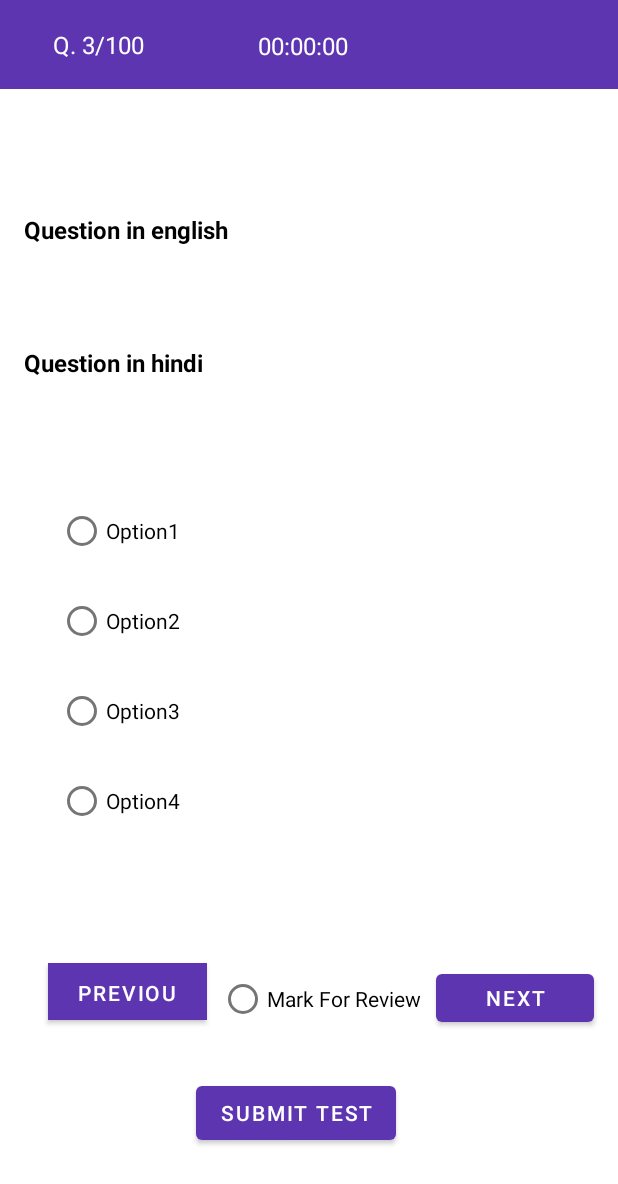
After one commit to nitishsonone/LocoInsight, an Android app: the mcq screen opened directly, with no data from a screen before it, on a phone screen of 412 x 824 dp. The commit adds this screen. Shown: the top 1184 px of the screen. Run offline under Robolectric (Android 15) with nearby library versions, the phone set to English and light mode, and no system bars.

Commit message:
Added ui after ui(Full mock Test) and mcq ui

```diff
--- a/app/src/main/java/com/example/mylogin/MainActivity.java
+++ b/app/src/main/java/com/example/mylogin/MainActivity.java
@@ -1,8 +1,12 @@
 package com.example.mylogin;
+
 
 import androidx.appcompat.app.AppCompatActivity;
 
+import android.content.Intent;
 import android.os.Bundle;
+import android.view.View;
+import android.widget.Button;
 
 public class MainActivity extends AppCompatActivity {
 
@@ -10,5 +14,16 @@ public class MainActivity extends AppCompatActivity {
     protected void onCreate(Bundle savedInstanceState) {
         super.onCreate(savedInstanceState);
         setContentView(R.layout.activity_main);
+
+        final Button button = (Button) findViewById(R.id.button1);
+        button.setOnClickListener(new View.OnClickListener() {
+
+            @Override
+            public void onClick(View v) {
+                // TODO Auto-generated method stub
+                Intent i = new Intent(getApplicationContext(), MainActivity2.class);
+                startActivity(i);
+            }
+        });
     }
 }
--- /dev/null
+++ b/app/src/main/java/com/example/mylogin/mcq.java
@@ -0,0 +1,24 @@
+package com.example.mylogin;
+
+import android.os.Bundle;
+
+import androidx.activity.EdgeToEdge;
+import androidx.appcompat.app.AppCompatActivity;
+import androidx.core.graphics.Insets;
+import androidx.core.view.ViewCompat;
+import androidx.core.view.WindowInsetsCompat;
+
+public class mcq extends AppCompatActivity {
+
+    @Override
+    protected void onCreate(Bundle savedInstanceState) {
+        super.onCreate(savedInstanceState);
+        EdgeToEdge.enable(this);
+        setContentView(R.layout.activity_mcq);
+        ViewCompat.setOnApplyWindowInsetsListener(findViewById(R.id.main), (v, insets) -> {
+            Insets systemBars = insets.getInsets(WindowInsetsCompat.Type.systemBars());
+            v.setPadding(systemBars.left, systemBars.top, systemBars.right, systemBars.bottom);
+            return insets;
+        });
+    }
+}
--- a/app/src/main/res/layout/activity_main.xml
+++ b/app/src/main/res/layout/activity_main.xml
@@ -92,8 +92,10 @@
         <EditText
             android:layout_width="match_parent"
             android:layout_height="wrap_content"
+            android:drawableEnd="@drawable/done_icon"
             android:inputType="textEmailAddress"
-            android:drawableEnd="@drawable/done_icon"/>
+            android:minHeight="48dp"
+            tools:ignore="SpeakableTextPresentCheck" />
 
         <View
             android:layout_width="wrap_content"
@@ -109,8 +111,10 @@
         <EditText
             android:layout_width="match_parent"
             android:layout_height="wrap_content"
+            android:drawableEnd="@drawable/done_icon"
             android:inputType="textEmailAddress"
-            android:drawableEnd="@drawable/done_icon"/>
+            android:minHeight="48dp"
+            tools:ignore="SpeakableTextPresentCheck" />
 
         <View
             android:layout_width="wrap_content"
@@ -125,8 +129,9 @@
         <EditText
             android:layout_width="match_parent"
             android:layout_height="wrap_content"
+            android:drawableEnd="@drawable/password_icon"
             android:inputType="textPassword"
-            android:drawableEnd="@drawable/password_icon"/>
+            tools:ignore="SpeakableTextPresentCheck,TouchTargetSizeCheck" />
 
         <RelativeLayout
             android:layout_width="match_parent"
@@ -152,8 +157,10 @@
             android:layout_height="10dp"/>
 
         <com.google.android.material.button.MaterialButton
+
             android:layout_width="match_parent"
             android:layout_height="60dp"
+            android:id="@+id/button1"
             android:text="Login"
             app:cornerRadius="32dp"/>
 
--- /dev/null
+++ b/app/src/main/res/layout/activity_mcq.xml
@@ -0,0 +1,205 @@
+<?xml version="1.0" encoding="utf-8"?>
+<androidx.constraintlayout.widget.ConstraintLayout xmlns:android="http://schemas.android.com/apk/res/android"
+    xmlns:app="http://schemas.android.com/apk/res-auto"
+    xmlns:tools="http://schemas.android.com/tools"
+    android:id="@+id/main"
+    android:layout_width="match_parent"
+    android:layout_height="match_parent"
+    tools:context=".mcq">
+
+    <com.google.android.material.appbar.AppBarLayout
+        android:id="@+id/appbar"
+
+        android:layout_width="match_parent"
+        android:layout_height="wrap_content">
+
+        <androidx.constraintlayout.widget.ConstraintLayout
+            android:id="@+id/collapsingToolbarLayout"
+            android:layout_width="match_parent"
+            android:layout_height="59dp"
+            app:contentScrim="@color/material_dynamic_tertiary20"
+
+            app:layout_scrollFlags="scroll|enterAlways|enterAlwaysCollapsed"
+            app:toolbarId="@+id/toolbar">
+
+
+            <TextView
+                android:id="@+id/textView5"
+                android:layout_width="wrap_content"
+                android:layout_height="wrap_content"
+                android:text="@string/q_3_100"
+                android:textColor="#FFFFFF"
+                android:textSize="16sp"
+                app:layout_constraintBottom_toBottomOf="parent"
+                app:layout_constraintEnd_toEndOf="parent"
+                app:layout_constraintHorizontal_bias="0.1"
+                app:layout_constraintStart_toStartOf="parent"
+                app:layout_constraintTop_toTopOf="parent"
+                tools:ignore="MissingConstraints" />
+
+            <TextView
+                android:id="@+id/textView6"
+                android:layout_width="66dp"
+                android:layout_height="21dp"
+                android:text="@string/_00_00_00"
+                android:textColor="#FFFFFF"
+                android:textSize="16sp"
+                app:layout_constraintBottom_toBottomOf="parent"
+                app:layout_constraintEnd_toEndOf="parent"
+                app:layout_constraintHorizontal_bias="0.498"
+                app:layout_constraintStart_toStartOf="parent"
+                app:layout_constraintTop_toTopOf="parent"
+                tools:ignore="MissingConstraints" />
+        </androidx.constraintlayout.widget.ConstraintLayout>
+    </com.google.android.material.appbar.AppBarLayout>
+
+    <androidx.core.widget.NestedScrollView
+        android:layout_width="match_parent"
+        android:layout_height="666dp"
+
+
+        android:layout_marginStart="16dp"
+        android:layout_marginBottom="16dp"
+        app:layout_behavior="com.google.android.material.appbar.AppBarLayout$ScrollingViewBehavior"
+        app:layout_constraintBottom_toBottomOf="parent"
+        app:layout_constraintStart_toStartOf="parent">
+
+        <androidx.constraintlayout.widget.ConstraintLayout
+
+
+            android:id="@+id/coordinatorLayout"
+            android:layout_width="match_parent"
+            android:layout_height="match_parent">
+
+            <RadioButton
+                android:id="@+id/radioButton8"
+                android:layout_width="351dp"
+                android:layout_height="44dp"
+                android:layout_marginBottom="210dp"
+                android:text="@string/option4"
+                app:layout_constraintBottom_toBottomOf="parent"
+                app:layout_constraintEnd_toEndOf="parent"
+                app:layout_constraintStart_toStartOf="parent"
+                tools:ignore="MissingConstraints" />
+
+            <RadioButton
+                android:id="@+id/radioButton7"
+                android:layout_width="351dp"
+                android:layout_height="44dp"
+                android:layout_marginBottom="270dp"
+                android:text="@string/option3"
+                app:layout_constraintBottom_toBottomOf="parent"
+                app:layout_constraintEnd_toEndOf="parent"
+                app:layout_constraintStart_toStartOf="parent"
+                tools:ignore="MissingConstraints" />
+
+            <RadioButton
+                android:id="@+id/radioButton6"
+                android:layout_width="351dp"
+                android:layout_height="44dp"
+                android:layout_marginBottom="330dp"
+                android:text="@string/option2"
+                app:layout_constraintBottom_toBottomOf="parent"
+                app:layout_constraintEnd_toEndOf="parent"
+                app:layout_constraintStart_toStartOf="parent"
+                tools:ignore="MissingConstraints" />
+
+
+            <TextView
+                android:id="@+id/textView3"
+                android:layout_width="352dp"
+                android:layout_height="40dp"
+                android:layout_marginTop="2dp"
+                android:text="@string/question_in_english"
+                android:textColor="#000000"
+                android:textSize="16sp"
+                android:textStyle="bold"
+                 />
+
+
+            <TextView
+                android:id="@+id/textView4"
+                android:layout_width="351dp"
+                android:layout_height="44dp"
+                android:text="@string/question_in_hindi"
+                android:textColor="#000000"
+                android:textSize="16sp"
+                android:textStyle="bold"
+                app:layout_constraintBottom_toBottomOf="parent"
+                app:layout_constraintEnd_toEndOf="parent"
+                app:layout_constraintHorizontal_bias="0.0"
+                app:layout_constraintStart_toStartOf="parent"
+                app:layout_constraintTop_toTopOf="parent"
+                app:layout_constraintVertical_bias="0.153"
+                tools:ignore="MissingConstraints" />
+
+
+            <Button
+                android:id="@+id/button2"
+                android:layout_width="106dp"
+                android:layout_height="38dp"
+                android:background="@color/teal_200"
+                android:text="Previous"
+                android:textColor="#FFFFFF"
+                app:layout_constraintBottom_toBottomOf="parent"
+                app:layout_constraintEnd_toEndOf="parent"
+                app:layout_constraintHorizontal_bias="0.055"
+                app:layout_constraintStart_toStartOf="parent"
+                app:layout_constraintTop_toTopOf="parent"
+                app:layout_constraintVertical_bias="0.853"
+                tools:ignore="MissingConstraints" />
+
+            <Button
+                android:id="@+id/button"
+                android:layout_width="wrap_content"
+                android:layout_height="wrap_content"
+                android:layout_marginTop="576dp"
+                android:text="Submit Test"
+                app:layout_constraintEnd_toEndOf="parent"
+                app:layout_constraintHorizontal_bias="0.436"
+                app:layout_constraintStart_toStartOf="parent"
+                app:layout_constraintTop_toTopOf="parent"
+                tools:ignore="MissingConstraints" />
+
+            <RadioButton
+                android:id="@+id/radioButton"
+                android:layout_width="wrap_content"
+                android:layout_height="wrap_content"
+                android:layout_marginBottom="76dp"
+                android:text="Mark For Review"
+                app:layout_constraintBottom_toBottomOf="parent"
+                app:layout_constraintEnd_toEndOf="parent"
+                app:layout_constraintHorizontal_bias="0.498"
+                app:layout_constraintStart_toStartOf="parent"
+                tools:ignore="MissingConstraints" />
+
+            <Button
+                android:id="@+id/button3"
+                android:layout_width="105dp"
+                android:layout_height="44dp"
+                android:text="Next"
+                android:textColor="#FFFFFF"
+                app:layout_constraintBottom_toBottomOf="parent"
+                app:layout_constraintEnd_toEndOf="parent"
+                app:layout_constraintHorizontal_bias="0.944"
+                app:layout_constraintStart_toStartOf="parent"
+                app:layout_constraintTop_toTopOf="parent"
+                app:layout_constraintVertical_bias="0.864"
+                tools:ignore="MissingConstraints" />
+
+            <RadioButton
+                android:id="@+id/radioButton2"
+                android:layout_width="351dp"
+                android:layout_height="44dp"
+                android:layout_marginBottom="390dp"
+                android:text="@string/option1"
+                app:layout_constraintBottom_toBottomOf="parent"
+                app:layout_constraintEnd_toEndOf="parent"
+                app:layout_constraintStart_toStartOf="parent"
+                tools:ignore="MissingConstraints" />
+
+        </androidx.constraintlayout.widget.ConstraintLayout>
+
+    </androidx.core.widget.NestedScrollView>
+
+</androidx.constraintlayout.widget.ConstraintLayout>
--- /dev/null
+++ b/app/src/main/res/layout/appbar.xml
@@ -0,0 +1,11 @@
+<?xml version="1.0" encoding="utf-8"?>
+<androidx.appcompat.widget.Toolbar xmlns:android="http://schemas.android.com/apk/res/android"
+    xmlns:app="http://schemas.android.com/apk/res-auto"
+    android:layout_width="match_parent"
+    android:layout_height="?attr/actionBarSize"
+    android:background="@color/my_primary"
+    android:id="@+id/myToolBar"
+    android:theme="@style/ThemeOverlay.AppCompat.Dark"
+    >
+
+</androidx.appcompat.widget.Toolbar>
--- a/app/src/main/res/values/strings.xml
+++ b/app/src/main/res/values/strings.xml
@@ -1,3 +1,12 @@
 <resources>
     <string name="app_name">MyLogin</string>
+<!--    <string name="app_name">MCQFrontend</string>-->
+    <string name="option4">Option4</string>
+    <string name="option3">Option3</string>
+    <string name="option2">Option2</string>
+    <string name="option1">Option1</string>
+    <string name="question_in_english">Question in english</string>
+    <string name="question_in_hindi">Question in hindi</string>
+    <string name="q_3_100">Q. 3/100</string>
+    <string name="_00_00_00">00:00:00</string>
 </resources>
--- a/build.gradle
+++ b/build.gradle
@@ -1,5 +1,5 @@
 // Top-level build file where you can add configuration options common to all sub-projects/modules.
 plugins {
-    id 'com.android.application' version '7.3.0' apply false
-    id 'com.android.library' version '7.3.0' apply false
+    id 'com.android.application' version '8.4.0' apply false
+    id 'com.android.library' version '8.4.0' apply false
 }
--- a/gradle.properties
+++ b/gradle.properties
@@ -19,3 +19,4 @@ android.useAndroidX=true
 # resources declared in the library itself and none from the library's dependencies,
 # thereby reducing the size of the R class for that library
 android.nonTransitiveRClass=true
+android.nonFinalResIds=false
```
Also changed, not shown: app/build.gradle (+4 -3 lines), app/src/main/AndroidManifest.xml (+14 -1 lines), app/src/main/res/drawable/arrow.png (added), gradle/wrapper/gradle-wrapper.properties.
